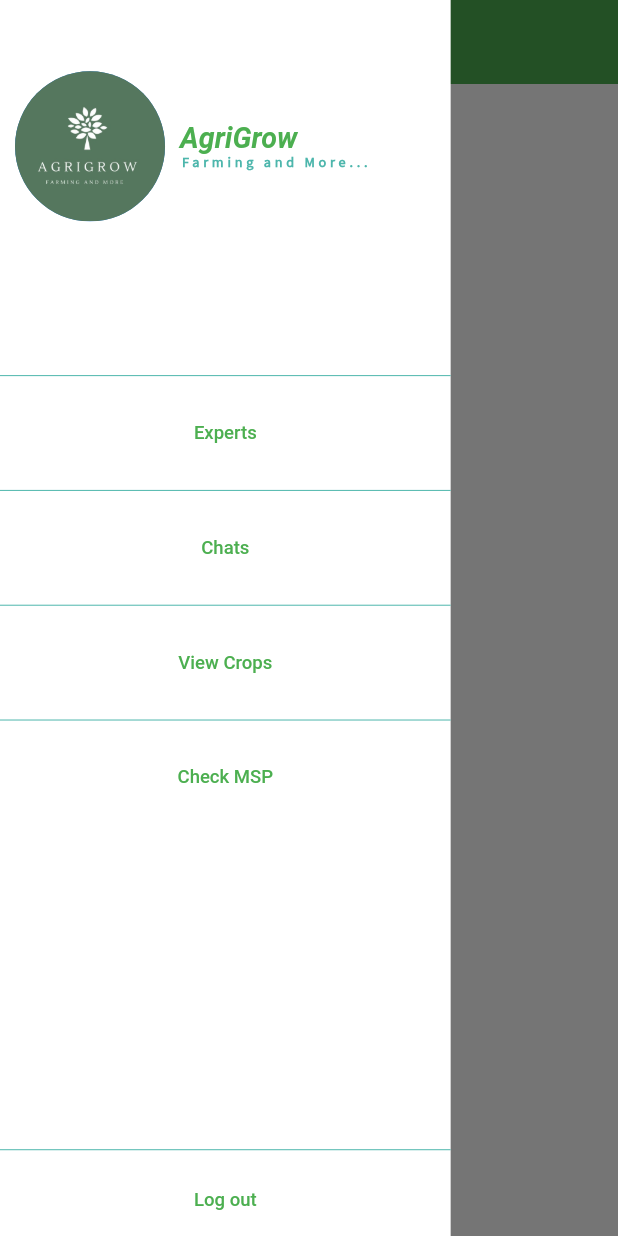
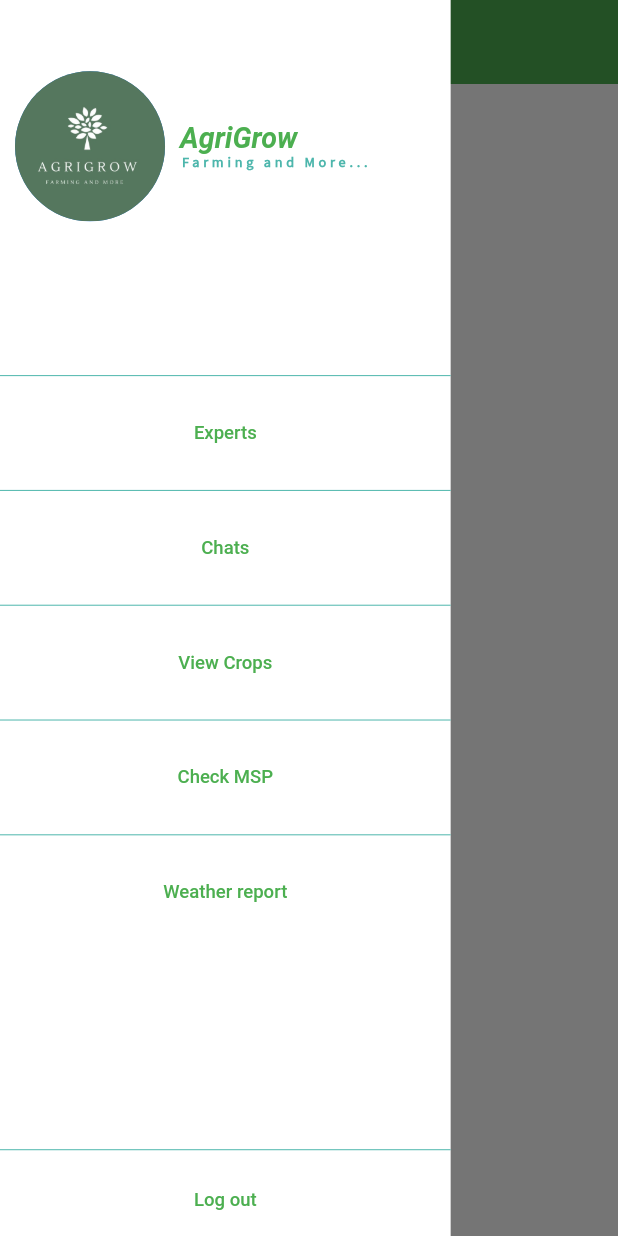
Before and after one commit to Crazzygamerr/AgriGrow, a Flutter app: the HomePage screen opened directly, with the side drawer open, on a phone screen of 412 x 824 dp. Run offline on Flutter 3.47's test engine with Material 2 defaults, Android fonts, the phone set to English and light mode, and no system bars; our stand-ins replace cloud_firestore, firebase_auth, firebase_core, flutter_screenutil, fluttertoast, shared_preferences; accounts and stored records are empty; Roboto replaces fonts that are missing (Tangerine).

Commit message:
Create Weather screen

```diff
--- a/lib/HomeScreen.dart
+++ b/lib/HomeScreen.dart
@@ -11,6 +11,7 @@ import 'package:agrigrow/Shared_pref.dart';
 import 'package:agrigrow/chat.dart';
 import 'package:agrigrow/profile.dart';
 import 'package:agrigrow/screens/Login.dart';
+import 'package:agrigrow/Weather.dart';
 
 class HomePage extends StatefulWidget {
     @override
@@ -342,6 +343,30 @@ class _HomePageState extends State<HomePage> {
                                         ),
                                     ),
                                 ),
+
+                                SizedBox(
+                                    height: ScreenUtil().setHeight(30),
+                                    child: Divider(
+                                        color: Colors.teal.shade300,
+
+                                    ),
+                                ),
+
+                                Container(
+                                    width: double.infinity,
+                                    child: TextButton(
+                                        onPressed: (){
+                                            Navigator.push(context, new MaterialPageRoute(builder: (context) => Weather(),),);
+                                        },
+                                        child: Text(
+                                            "Weather report",
+                                            style: TextStyle(
+                                                fontSize: ScreenUtil().setSp(13),
+                                                color: Colors.green,
+                                            ),
+                                        ),
+                                    ),
+                                ),
                             ],
                         ),
 
```
Also changed, not shown: lib/Weather.dart (added, +29 -0 lines).
